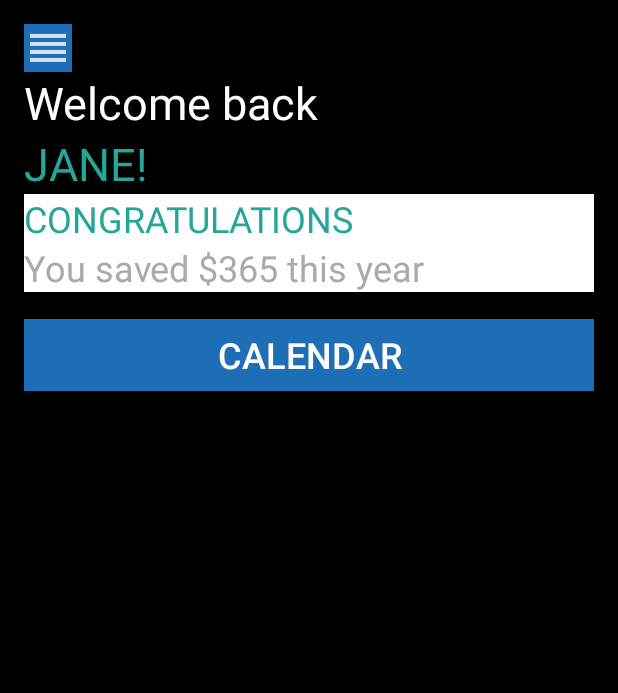
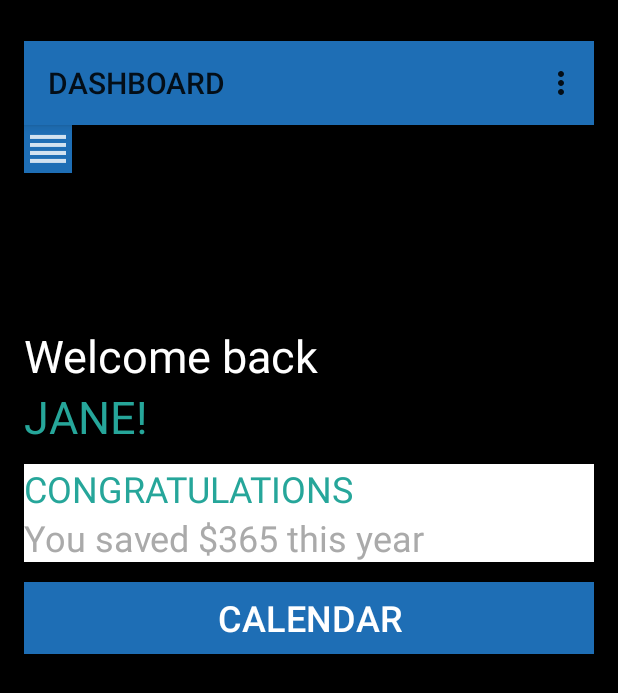
Before and after one commit to bkennel/SBCityConnect, an Android app: the HomeActivity screen opened directly, with no data from a screen before it, on a phone screen of 412 x 824 dp. Shown: the top 693 px of the screen. Run offline under Robolectric (Android 15) with nearby library versions, the phone set to English and light mode, and no system bars.

Commit message:
resolving merge conflict

```diff
--- a/app/src/main/AndroidManifest.xml
+++ b/app/src/main/AndroidManifest.xml
@@ -30,8 +30,14 @@
                 android:name="android.support.PARENT_ACTIVITY"
                 android:value="mobilend.sbcityconnect.MainActivity" />
         </activity>
-        <activity android:name=".HomeActivity" />
-        <activity android:name=".CalendarActivity" />
+        <activity
+            android:name=".HomeActivity"
+            android:label="DASHBOARD"
+            android:theme="@style/AppTheme" />
+        <activity
+            android:name=".CalendarActivity"
+            android:label="CALENDAR"
+            android:parentActivityName=".HomeActivity"></activity>
         <activity android:name=".MainActivity"></activity>
     </application>
 
--- a/app/src/main/java/mobilend/sbcityconnect/CalendarActivity.java
+++ b/app/src/main/java/mobilend/sbcityconnect/CalendarActivity.java
@@ -1,7 +1,9 @@
 package mobilend.sbcityconnect;
 
+import android.support.v7.app.ActionBar;
 import android.support.v7.app.AppCompatActivity;
 import android.os.Bundle;
+import android.support.v7.widget.Toolbar;
 import android.widget.CalendarView;
 import android.widget.Toast;
 
@@ -13,6 +15,11 @@ public class CalendarActivity extends AppCompatActivity {
         super.onCreate(savedInstanceState);
         setContentView(R.layout.activity_calendar);
 
+        Toolbar toolbar=(Toolbar) findViewById(R.id.toolbar);
+        setSupportActionBar(toolbar);
+        //ActionBar ab=getSupportActionBar();
+        //ab.setDisplayHomeAsUpEnabled(true);
+
         calendar=(CalendarView) findViewById(R.id.mainCalendar);
         calendar.setOnDateChangeListener(new CalendarView.OnDateChangeListener(){
             @Override
--- a/app/src/main/java/mobilend/sbcityconnect/HomeActivity.java
+++ b/app/src/main/java/mobilend/sbcityconnect/HomeActivity.java
@@ -8,6 +8,9 @@ import android.support.v4.view.PagerAdapter;
 import android.support.v4.view.ViewPager;
 import android.support.v7.app.AppCompatActivity;
 import android.os.Bundle;
+import android.support.v7.widget.Toolbar;
+import android.view.Menu;
+import android.view.MenuInflater;
 import android.text.Html;
 import android.view.LayoutInflater;
 import android.view.MenuItem;
@@ -31,6 +34,9 @@ public class HomeActivity extends AppCompatActivity implements PopupMenu.OnMenuI
         super.onCreate(savedInstanceState);
         setContentView(R.layout.activity_home);
 
+        Toolbar toolbar=(Toolbar) findViewById(R.id.toolbar);
+        setSupportActionBar(toolbar);
+
         menuButton=(ImageButton) findViewById(R.id.menuButton);
         menuButton.setOnClickListener(new OnClickListener() {
             @Override
@@ -42,6 +48,13 @@ public class HomeActivity extends AppCompatActivity implements PopupMenu.OnMenuI
             }
         });
 
+    }
+
+    @Override
+    public boolean onCreateOptionsMenu(Menu menu){
+        MenuInflater inflater=getMenuInflater();
+        inflater.inflate(R.menu.toolbar_menu, menu);
+        return true;
     }
 
     public boolean onMenuItemClick(MenuItem item){
@@ -70,14 +83,23 @@ public class HomeActivity extends AppCompatActivity implements PopupMenu.OnMenuI
                 return true;
             case R.id.logout:
                 startActivity(new Intent(this, MainActivity.class));
+                return true;
 
         }
         return false;
     }
 
-    public void goToCalendar(){
-        Intent intent = new Intent(this, CalendarActivity.class);
-        startActivity(intent);
+    @Override
+    public boolean onOptionsItemSelected(MenuItem item){
+        switch(item.getItemId()){
+            case R.id.menuIcon:
+                PopupMenu popup = new PopupMenu(HomeActivity.this, menuButton);
+                popup.setOnMenuItemClickListener(HomeActivity.this);
+                popup.getMenuInflater().inflate(R.menu.popup_menu, popup.getMenu());
+                popup.show();
+                return true;
+        }
+        return false;
     }
 
     public void goToCalendar(View view){
--- a/app/src/main/res/layout/activity_home.xml
+++ b/app/src/main/res/layout/activity_home.xml
@@ -11,25 +11,80 @@
     tools:context="mobilend.sbcityconnect.HomeActivity"
     android:background="@android:color/black" >
 
+    <android.support.v7.widget.Toolbar
+        android:id="@+id/toolbar"
+        android:layout_width="match_parent"
+        android:layout_height="?attr/actionBarSize"
+        android:background="@color/colorMenu"
+        android:elevation="4dp"
+        android:theme="@style/ThemeOverlay.AppCompat.ActionBar"
+        android:layout_alignParentTop="true"
+        android:layout_alignParentLeft="true"
+        android:layout_alignParentStart="true"
+        android:layout_marginTop="11dp" />
+
+    <Button
+        android:text="Calendar"
+        android:layout_width="match_parent"
+        android:layout_height="wrap_content"
+        android:id="@+id/calendarButton"
+        android:background="@color/colorMenu"
+        android:textColor="@android:color/background_light"
+        android:textSize="24sp"
+        android:onClick="goToCalendar"
+        android:layout_centerVertical="true"
+        android:layout_alignParentLeft="true"
+        android:layout_alignParentStart="true" />
+
     <TextView
-        android:text="Welcome back"
         android:layout_width="match_parent"
-        android:id="@+id/welcomeTitle"
-        android:layout_centerHorizontal="true"
         android:layout_height="wrap_content"
-        android:layout_below="@+id/menuButton"
-        android:textAppearance="@style/TextAppearance.AppCompat"
-        android:textColor="#FFFFFF"
-        android:textSize="30sp"/>
+        android:text="You saved $365 this year"
+        android:id="@+id/submessage"
+        android:textColor="@android:color/darker_gray"
+        android:textSize="24sp"
+        android:background="@android:color/background_light"
+        android:layout_above="@+id/calendarButton"
+        android:layout_alignParentLeft="true"
+        android:layout_alignParentStart="true"
+        android:layout_marginBottom="13dp" />
+
+    <TextView
+        android:layout_width="match_parent"
+        android:layout_height="wrap_content"
+        android:color="@android:color/white"
+        android:text="CONGRATULATIONS"
+        android:id="@+id/mainmessage"
+        android:textColor="@color/colorBusiness"
+        android:textSize="24sp"
+        android:background="@android:color/background_light"
+        android:layout_above="@+id/submessage"
+        android:layout_alignParentLeft="true"
+        android:layout_alignParentStart="true" />
 
     <TextView
         android:layout_width="match_parent"
         android:layout_height="wrap_content"
         android:text="JANE!"
         android:id="@+id/nameTitle"
-        android:layout_below="@+id/welcomeTitle"
         android:textSize="30sp"
-        android:textColor="@color/colorBusiness"/>
+        android:textColor="@color/colorBusiness"
+        android:layout_above="@+id/mainmessage"
+        android:layout_alignParentLeft="true"
+        android:layout_alignParentStart="true"
+        android:layout_marginBottom="11dp" />
+
+    <TextView
+        android:text="Welcome back"
+        android:layout_width="match_parent"
+        android:id="@+id/welcomeTitle"
+        android:layout_height="wrap_content"
+        android:textAppearance="@style/TextAppearance.AppCompat"
+        android:textColor="#FFFFFF"
+        android:textSize="30sp"
+        android:layout_above="@+id/nameTitle"
+        android:layout_alignParentLeft="true"
+        android:layout_alignParentStart="true" />
 
     <ImageButton
         android:layout_width="wrap_content"
@@ -39,43 +94,9 @@
         android:src="@drawable/menu_icon"
         android:width="50dp"
         android:height="50dp"
-        android:layout_alignParentTop="true"
+        android:layout_below="@+id/toolbar"
         android:layout_alignParentLeft="true"
         android:layout_alignParentStart="true" />
 
-    <TextView
-        android:layout_width="match_parent"
-        android:layout_height="wrap_content"
-        android:color="@android:color/white"
-        android:text="CONGRATULATIONS"
-        android:id="@+id/mainmessage"
-        android:layout_below="@+id/nameTitle"
-        android:textColor="@color/colorBusiness"
-        android:textSize="24sp"
-        android:background="@android:color/background_light" />
-
-    <TextView
-        android:layout_width="match_parent"
-        android:layout_height="wrap_content"
-        android:text="You saved $365 this year"
-        android:id="@+id/submessage"
-        android:layout_below="@+id/mainmessage"
-        android:textColor="@android:color/darker_gray"
-        android:textSize="24sp"
-        android:background="@android:color/background_light" />
-
-    <Button
-        android:text="Calendar"
-        android:layout_width="match_parent"
-        android:layout_height="wrap_content"
-        android:layout_below="@+id/submessage"
-        android:layout_alignParentLeft="true"
-        android:layout_alignParentStart="true"
-        android:layout_marginTop="18dp"
-        android:id="@+id/calendarButton"
-        android:background="@color/colorMenu"
-        android:textColor="@android:color/background_light"
-        android:textSize="24sp"
-        android:onClick="goToCalendar" />
 
 </RelativeLayout>
--- /dev/null
+++ b/app/src/main/res/menu/toolbar_menu.xml
@@ -0,0 +1,9 @@
+<?xml version="1.0" encoding="utf-8"?>
+<menu xmlns:android="http://schemas.android.com/apk/res/android">
+    <item
+        android:id="@+id/menuIcon"
+        android:icon="@drawable/menu_icon"
+        android:title="Menu"
+         />
+
+</menu>
--- a/app/src/main/res/values/colors.xml
+++ b/app/src/main/res/values/colors.xml
@@ -2,7 +2,7 @@
 <resources>
     <color name="colorPrimary">#2e78ba</color>
     <color name="colorPrimaryDark">#303F9F</color>
-    <color name="colorAccent">#FF4081</color>
+    <color name="colorAccent">#19c5a5</color>
     <color name="colorLife">#1e6eb5</color>
     <color name="colorWork">#337fc2</color>
     <color name="colorBusiness">#26a69a</color>
```
